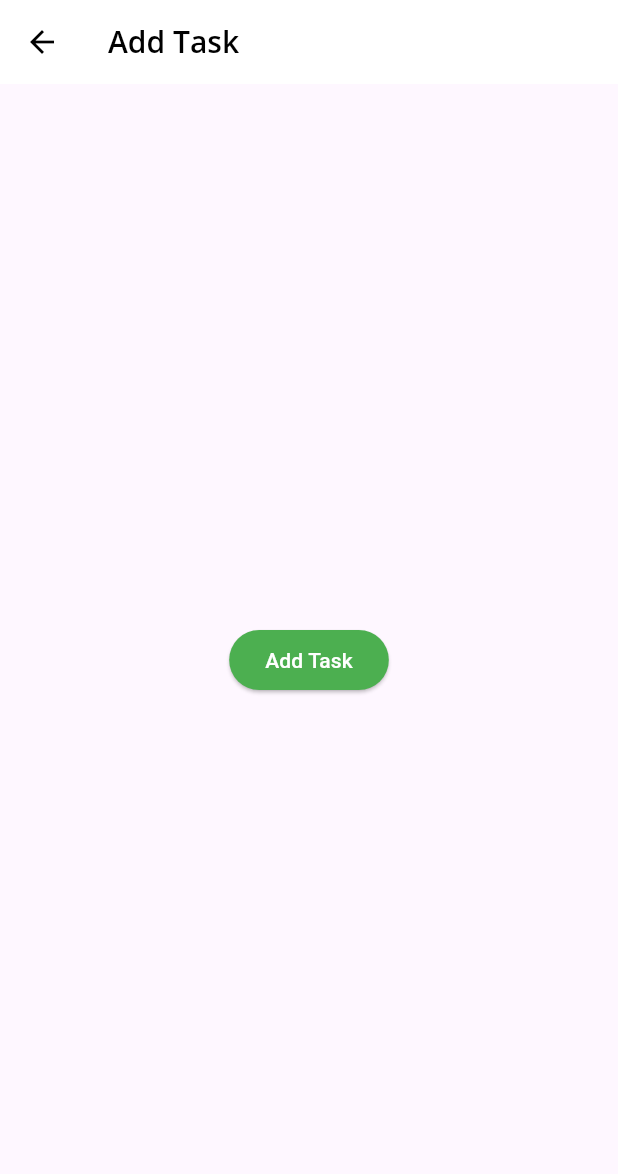
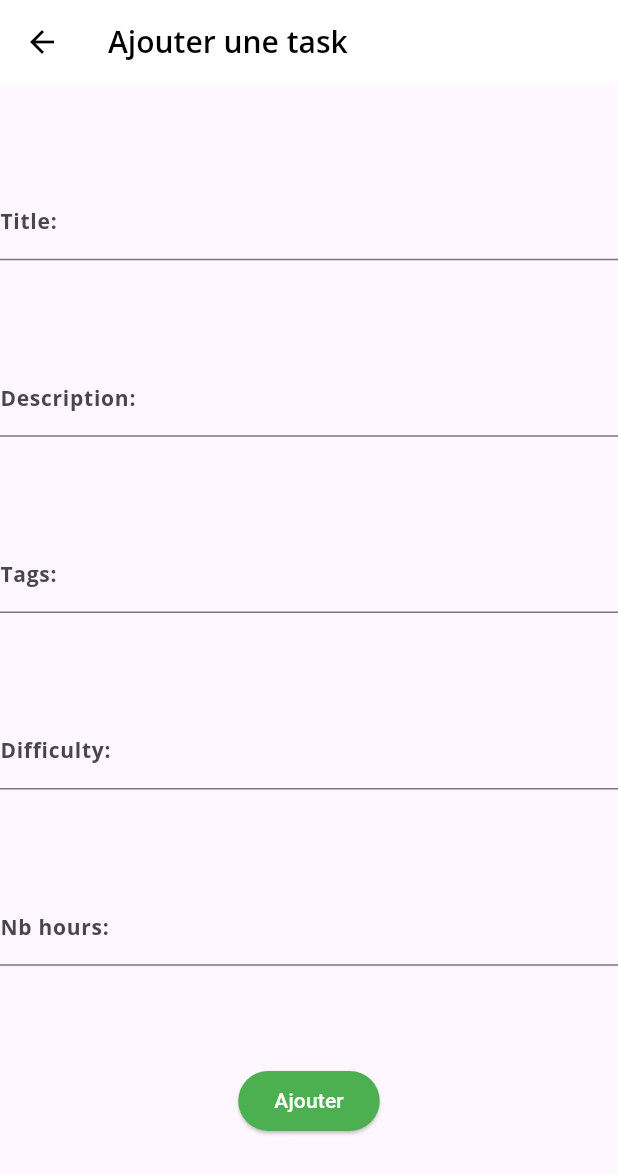
Before and after one commit to Toma1345/tp2-dev-mobile, a Flutter app: the screen it shows after launch, after a tap on the "add" icon, on a phone screen of 412 x 824 dp. Shown: the top 1174 px of the screen. Run offline on Flutter 3.47's test engine with Material 3 defaults, Android fonts, the phone set to English and light mode, and no system bars; drawn by our look-alikes of flutter_form_builder; our stand-ins replace form_builder_validators, google_fonts, settings_ui, shared_preferences; network calls fail.

Commit message:
TD4 : début + début formulaire

```diff
--- /dev/null
+++ b/lib/addtaskform.dart
@@ -0,0 +1,73 @@
+import 'package:flutter/material.dart';
+import 'package:flutter_form_builder/flutter_form_builder.dart';
+import 'package:form_builder_validators/form_builder_validators.dart';
+
+class AddTaskForm extends StatefulWidget {
+
+  const AddTaskForm({super.key});
+
+  @override
+  State<AddTaskForm> createState() => _AddTaskFormState();
+}
+
+class _AddTaskFormState extends State<AddTaskForm> {
+  final _formKey = GlobalKey<FormState>();
+
+  @override
+  Widget build(BuildContext context) {
+    return Scaffold(
+      appBar: AppBar(
+        title: Text("Ajouter une task"),
+      ),
+      body: Center(
+        child: FormBuilder(
+          key: _formKey,
+            child: Column(
+              mainAxisAlignment: MainAxisAlignment.spaceEvenly,
+              children: [
+                FormBuilderTextField(
+                    name: 'Title',
+                  decoration: const InputDecoration(labelText: 'Title:'),
+                  validator: FormBuilderValidators.compose([FormBuilderValidators.required()])
+                ),
+                FormBuilderTextField(
+                    name: 'Description',
+                    decoration: const InputDecoration(labelText: 'Description:'),
+                    validator: FormBuilderValidators.compose([FormBuilderValidators.required()])
+                ),
+                FormBuilderTextField(
+                    name: 'Tags',
+                    decoration: const InputDecoration(labelText: 'Tags:'),
+                    validator: FormBuilderValidators.compose([FormBuilderValidators.required()])
+                ),
+                FormBuilderTextField(
+                    name: 'Difficulty',
+                    decoration: const InputDecoration(labelText: 'Difficulty:'),
+                    validator: FormBuilderValidators.compose([
+                      FormBuilderValidators.required(),
+                      FormBuilderValidators.integer(),
+                    ])
+                ),
+                FormBuilderTextField(
+                    name: 'Nbhours',
+                    decoration: const InputDecoration(labelText: 'Nb hours:'),
+                    validator: FormBuilderValidators.compose([
+                      FormBuilderValidators.required(),
+                      FormBuilderValidators.integer(),
+                    ])
+                ),
+                ElevatedButton(
+                    style: ElevatedButton.styleFrom(
+                      foregroundColor: Colors.white,
+                      backgroundColor: Colors.green
+                    ),
+                    onPressed: (){},
+                    child: const Text('Ajouter')
+                )
+              ],
+            ),
+        ),
+      ),
+    );
+  }
+}
--- a/lib/home.dart
+++ b/lib/home.dart
@@ -1,5 +1,6 @@
 import 'package:flutter/material.dart';
-import 'package:tp2/addtask.dart';
+// import 'package:tp2/addtask.dart';
+import 'package:tp2/addtaskform.dart';
 import 'package:tp2/card1.dart';
 import 'package:tp2/card2.dart';
 import 'package:tp2/card3.dart';
@@ -61,7 +62,7 @@ class _HomeState extends State<Home> {
       floatingActionButton: _selectedIndex==0?FloatingActionButton(
           onPressed: (){
             Navigator.push(context, MaterialPageRoute(
-              builder: (context) => AddTask(),
+              builder: (context) => AddTaskForm(),
             ));
           },
         child: const Icon(Icons.add),
--- a/pubspec.yaml
+++ b/pubspec.yaml
@@ -39,6 +39,8 @@ dependencies:
   settings_ui: ^2.0.2
   shared_preferences: ^2.5.2
   provider: ^6.1.2
+  flutter_form_builder: ^9.7.0
+  form_builder_validators: ^11.1.2
 
 
 
```
Also changed, not shown: pubspec.lock.
